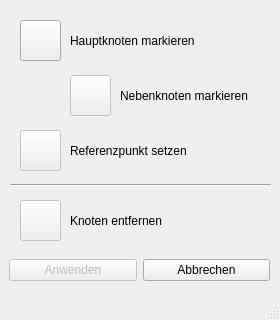
Before: the Qt Designer form Code/NodeEdit.ui in MSPietsch/HMI, drawn with Qt 5.
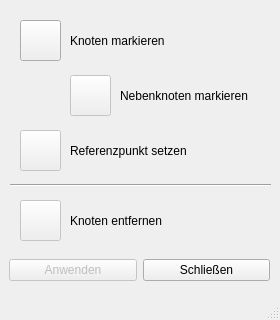
After: the same form once the commit is applied. Icons and pictures are not drawn.

```diff
--- a/Code/NodeEdit.ui
+++ b/Code/NodeEdit.ui
@@ -127,7 +127,7 @@
       </rect>
      </property>
      <property name="text">
-      <string>Hauptknoten markieren</string>
+      <string>Knoten markieren</string>
      </property>
     </widget>
     <widget class="QLabel" name="label_2">
@@ -296,7 +296,7 @@
       <item>
        <widget class="QPushButton" name="btnAbort">
         <property name="text">
-         <string>Abbrechen</string>
+         <string>Schließen</string>
         </property>
        </widget>
       </item>
```
Left out of the diff: 2 changed lines with no effect on the pictures.
